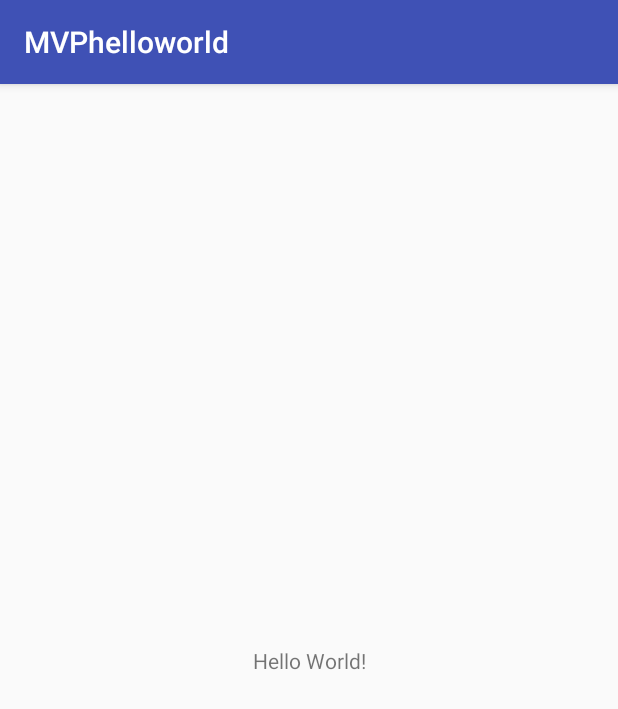
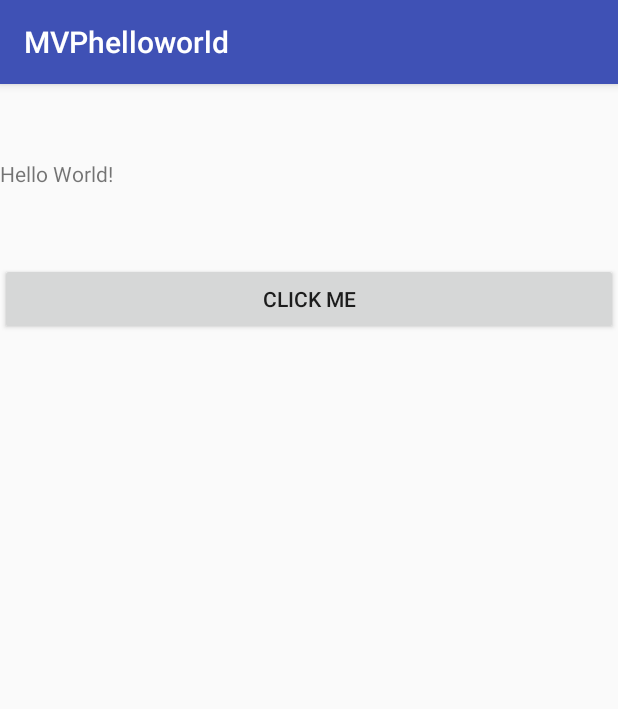
Before and after one commit to AmosKorir/MVP-android-hello-world, an Android app: the screen it shows after launch (MainActivity), on a phone screen of 412 x 824 dp. Shown: the top 709 px of the screen. Run offline under Robolectric (Android 15) with nearby library versions, the phone set to English and light mode, and no system bars.

Commit message:
full working simple mvp example

```diff
--- /dev/null
+++ b/app/src/main/java/music/musica/com/mvphelloworld/ccontracts/MainActicivutyContract.java
@@ -0,0 +1,18 @@
+package music.musica.com.mvphelloworld.ccontracts;
+
+public interface MainActicivutyContract {
+
+    interface View{
+        void initView();
+        void setViewData(String data);
+    }
+
+    interface Model{
+       String  getData();
+    }
+
+
+    interface Presenter{
+        void omClick(android.view.View view);
+    }
+}
--- /dev/null
+++ b/app/src/main/java/music/musica/com/mvphelloworld/models/MainActivittyModel.java
@@ -0,0 +1,21 @@
+package music.musica.com.mvphelloworld.models;
+
+import music.musica.com.mvphelloworld.ccontracts.MainActicivutyContract;
+
+public class MainActivittyModel implements MainActicivutyContract.Model {
+
+    private int counter=0;
+
+    @Override
+    public String getData() {
+        String msg="this a test on mvp";
+        if(counter==0){
+            counter++;
+        }else{
+            msg+=counter++;
+        }
+
+        return msg;
+
+    }
+}
--- /dev/null
+++ b/app/src/main/java/music/musica/com/mvphelloworld/presenters/MainActivityPrensenter.java
@@ -0,0 +1,29 @@
+package music.musica.com.mvphelloworld.presenters;
+
+import android.view.View;
+
+import music.musica.com.mvphelloworld.ccontracts.MainActicivutyContract;
+import music.musica.com.mvphelloworld.models.MainActivittyModel;
+
+public class MainActivityPrensenter implements MainActicivutyContract.Presenter {
+    private MainActicivutyContract.View mView;
+    private MainActicivutyContract.Model model;
+
+    public MainActivityPrensenter(MainActicivutyContract.View v){
+        mView=v;
+        initPresenter();
+    }
+
+    private void initPresenter() {
+        model=new MainActivittyModel();
+        mView.initView();
+    }
+
+
+    @Override
+    public void omClick(View view) {
+        String data=model.getData();
+        mView.setViewData(data);
+
+    }
+}
--- a/app/src/main/java/music/musica/com/mvphelloworld/views/MainActivity.java
+++ b/app/src/main/java/music/musica/com/mvphelloworld/views/MainActivity.java
@@ -2,14 +2,44 @@ package music.musica.com.mvphelloworld.views;
 
 import android.support.v7.app.AppCompatActivity;
 import android.os.Bundle;
+import android.view.View;
+import android.widget.Button;
+import android.widget.TextView;
+import android.widget.Toast;
 
 import music.musica.com.mvphelloworld.R;
+import music.musica.com.mvphelloworld.ccontracts.MainActicivutyContract;
+import music.musica.com.mvphelloworld.presenters.MainActivityPrensenter;
 
-public class MainActivity extends AppCompatActivity {
+public class MainActivity extends AppCompatActivity implements MainActicivutyContract.View {
+    private TextView textView;
+    private Button clickMe;
+    private MainActicivutyContract.Presenter mPresenter;
 
     @Override
     protected void onCreate(Bundle savedInstanceState) {
         super.onCreate(savedInstanceState);
         setContentView(R.layout.activity_main);
+
+        mPresenter=new MainActivityPrensenter(this);
+
+    }
+
+    @Override
+    public void initView() {
+        textView=findViewById(R.id.text);
+        clickMe=findViewById(R.id.button);
+        clickMe.setOnClickListener(new View.OnClickListener() {
+            @Override
+            public void onClick(View v) {
+
+                mPresenter.omClick(v);
+            }
+        });
+    }
+
+    @Override
+    public void setViewData(String data) {
+        textView.setText(data);
     }
 }
--- a/app/src/main/res/layout/activity_main.xml
+++ b/app/src/main/res/layout/activity_main.xml
@@ -1,18 +1,35 @@
 <?xml version="1.0" encoding="utf-8"?>
-<android.support.constraint.ConstraintLayout xmlns:android="http://schemas.android.com/apk/res/android"
+<LinearLayout xmlns:android="http://schemas.android.com/apk/res/android"
     xmlns:app="http://schemas.android.com/apk/res-auto"
     xmlns:tools="http://schemas.android.com/tools"
+    android:orientation="vertical"
     android:layout_width="match_parent"
     android:layout_height="match_parent"
     tools:context=".views.MainActivity">
 
     <TextView
+        android:id="@+id/text"
         android:layout_width="wrap_content"
         android:layout_height="wrap_content"
+        android:layout_alignParentTop="true"
+        android:layout_centerHorizontal="true"
+
+        android:layout_marginTop="50dp"
+
         android:text="Hello World!"
         app:layout_constraintBottom_toBottomOf="parent"
         app:layout_constraintLeft_toLeftOf="parent"
         app:layout_constraintRight_toRightOf="parent"
         app:layout_constraintTop_toTopOf="parent" />
 
-</android.support.constraint.ConstraintLayout>
+    <Button
+        android:id="@+id/button"
+
+        android:layout_width="match_parent"
+        android:layout_height="wrap_content"
+        android:layout_alignParentBottom="true"
+
+        android:layout_marginTop="50dp"
+        android:text="Click me" />
+
+</LinearLayout>
```
